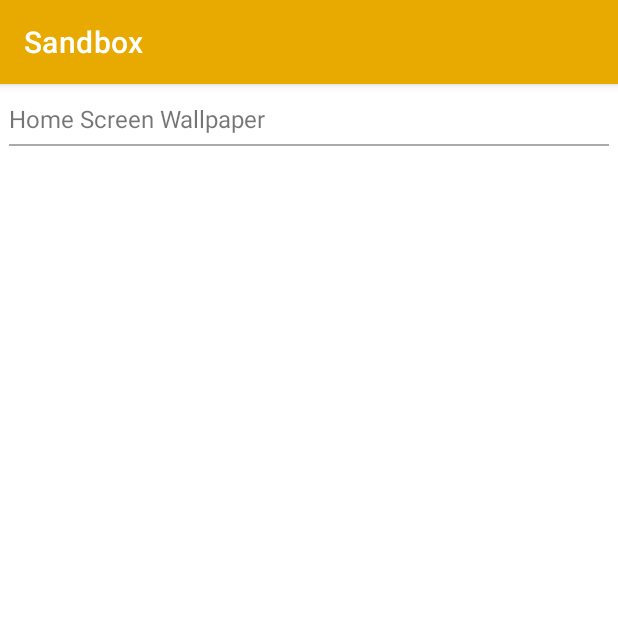
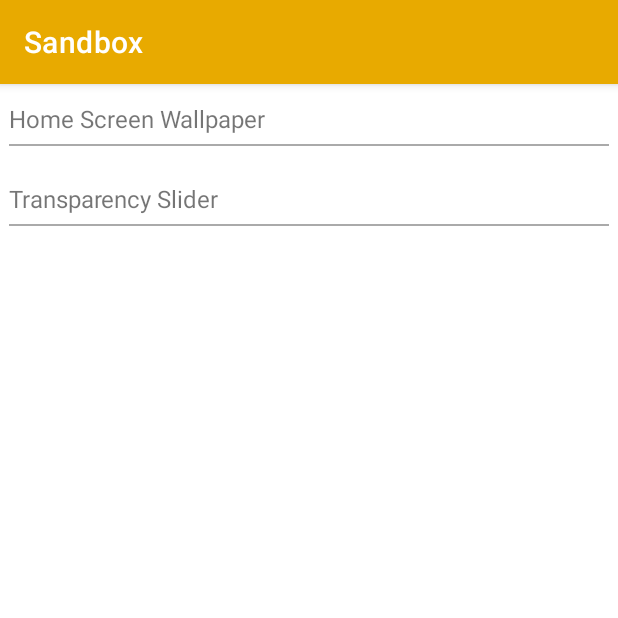
Before and after one commit to TeaKave/AndroidSandbox, an Android app: the screen it shows after launch (MainActivity), on a phone screen of 412 x 824 dp, the top half of it. Run offline under Robolectric (Android 15) with nearby library versions, the phone set to English and light mode, and no system bars.

Commit message:
added Transparency slider fragment

```diff
--- a/app/src/main/java/com/teakave/sandbox/MainFragment.kt
+++ b/app/src/main/java/com/teakave/sandbox/MainFragment.kt
@@ -6,19 +6,22 @@ import android.view.LayoutInflater
 import android.view.View
 import android.view.ViewGroup
 import androidx.fragment.app.Fragment
+import androidx.navigation.fragment.findNavController
 import androidx.recyclerview.widget.LinearLayoutManager
 import androidx.recyclerview.widget.RecyclerView
 import com.teakave.sandbox.homescreen.HomeScreenWallpaperActivity
 import com.teakave.sandbox.menu.adapter.MenuItemsAdapter
 import com.teakave.sandbox.menu.model.MenuItem
 import com.teakave.sandbox.menu.model.MenuItem.HOME_SCREEN_WALLPAPER
+import com.teakave.sandbox.menu.model.MenuItem.TRANSPARENCY_SLIDER
 
 class MainFragment : Fragment(), MenuItemsAdapter.Interaction {
 
     lateinit var adapter: MenuItemsAdapter
 
     private val menuItems = listOf(
-        HOME_SCREEN_WALLPAPER
+        HOME_SCREEN_WALLPAPER,
+        TRANSPARENCY_SLIDER
     )
 
     override fun onCreate(savedInstanceState: Bundle?) {
@@ -49,6 +52,8 @@ class MainFragment : Fragment(), MenuItemsAdapter.Interaction {
     override fun onItemSelected(position: Int, item: MenuItem) {
         if (item == HOME_SCREEN_WALLPAPER) {
             startActivity(Intent(requireContext(), HomeScreenWallpaperActivity::class.java))
+        } else if (item == TRANSPARENCY_SLIDER) {
+            findNavController().navigate(R.id.toTransparencySliderFragment)
         }
     }
 
--- a/app/src/main/java/com/teakave/sandbox/menu/model/MenuItem.kt
+++ b/app/src/main/java/com/teakave/sandbox/menu/model/MenuItem.kt
@@ -1,5 +1,6 @@
 package com.teakave.sandbox.menu.model
 
 enum class MenuItem(val menuTitle: String) {
-    HOME_SCREEN_WALLPAPER("Home Screen Wallpaper")
+    HOME_SCREEN_WALLPAPER("Home Screen Wallpaper"),
+    TRANSPARENCY_SLIDER("Transparency Slider")
 }
--- a/app/src/main/res/navigation/nav_graph.xml
+++ b/app/src/main/res/navigation/nav_graph.xml
@@ -9,6 +9,17 @@
         android:id="@+id/mainFragment"
         android:name="com.teakave.sandbox.MainFragment"
         android:label="fragment_main"
-        tools:layout="@layout/fragment_main" />
+        tools:layout="@layout/fragment_main" >
+        <action
+            android:id="@+id/toTransparencySliderFragment"
+            app:destination="@id/transparencySliderFragment" />
+    </fragment>
+
+    <fragment
+        android:id="@+id/transparencySliderFragment"
+        android:name="com.teakave.sandbox.transparencyslider.TransparencySliderFragment"
+        android:label="TransparencySliderFragment"
+        tools:layout="@layout/fragment_transparency_slider" />
+
 
 </navigation>
--- a/app/src/main/res/values-night/themes.xml
+++ b/app/src/main/res/values-night/themes.xml
@@ -2,8 +2,8 @@
     <!-- Base application theme. -->
     <style name="Theme.Sandbox" parent="Theme.MaterialComponents.DayNight.DarkActionBar">
         <!-- Primary brand color. -->
-        <item name="colorPrimary">@color/purple_200</item>
-        <item name="colorPrimaryVariant">@color/purple_700</item>
+        <item name="colorPrimary">@color/yellow_200</item>
+        <item name="colorPrimaryVariant">@color/yellow_700</item>
         <item name="colorOnPrimary">@color/black</item>
         <!-- Secondary brand color. -->
         <item name="colorSecondary">@color/teal_200</item>
--- a/app/src/main/res/values/colors.xml
+++ b/app/src/main/res/values/colors.xml
@@ -1,8 +1,8 @@
 <?xml version="1.0" encoding="utf-8"?>
 <resources>
-    <color name="purple_200">#FCBA03</color>
-    <color name="purple_500">#e8aa00</color>
-    <color name="purple_700">#b58500</color>
+    <color name="yellow_200">#FCBA03</color>
+    <color name="yellow_500">#e8aa00</color>
+    <color name="yellow_700">#b58500</color>
     <color name="teal_200">#5C9EAD</color>
     <color name="teal_700">#326273</color>
     <color name="black">#FF000000</color>
--- a/app/src/main/res/values/strings.xml
+++ b/app/src/main/res/values/strings.xml
@@ -1,4 +1,6 @@
 <resources>
     <string name="app_name">Sandbox</string>
     <string name="home_screen">Home Screen</string>
+    <!-- TODO: Remove or change this placeholder text -->
+    <string name="hello_blank_fragment">Hello blank fragment</string>
 </resources>
--- a/app/src/main/res/values/themes.xml
+++ b/app/src/main/res/values/themes.xml
@@ -8,8 +8,8 @@
     <!-- Base application theme. -->
     <style name="Theme.Sandbox" parent="Theme.MaterialComponents.DayNight.DarkActionBar">
         <!-- Primary brand color. -->
-        <item name="colorPrimary">@color/purple_500</item>
-        <item name="colorPrimaryVariant">@color/purple_700</item>
+        <item name="colorPrimary">@color/yellow_500</item>
+        <item name="colorPrimaryVariant">@color/yellow_700</item>
         <item name="colorOnPrimary">@color/white</item>
         <!-- Secondary brand color. -->
         <item name="colorSecondary">@color/teal_200</item>
```
Also changed, not shown: app/src/main/java/com/teakave/sandbox/transparencyslider/TransparencySliderFragment.kt (added, +47 -0 lines), app/src/main/res/layout/fragment_transparency_slider.xml (added, +38 -0 lines).
